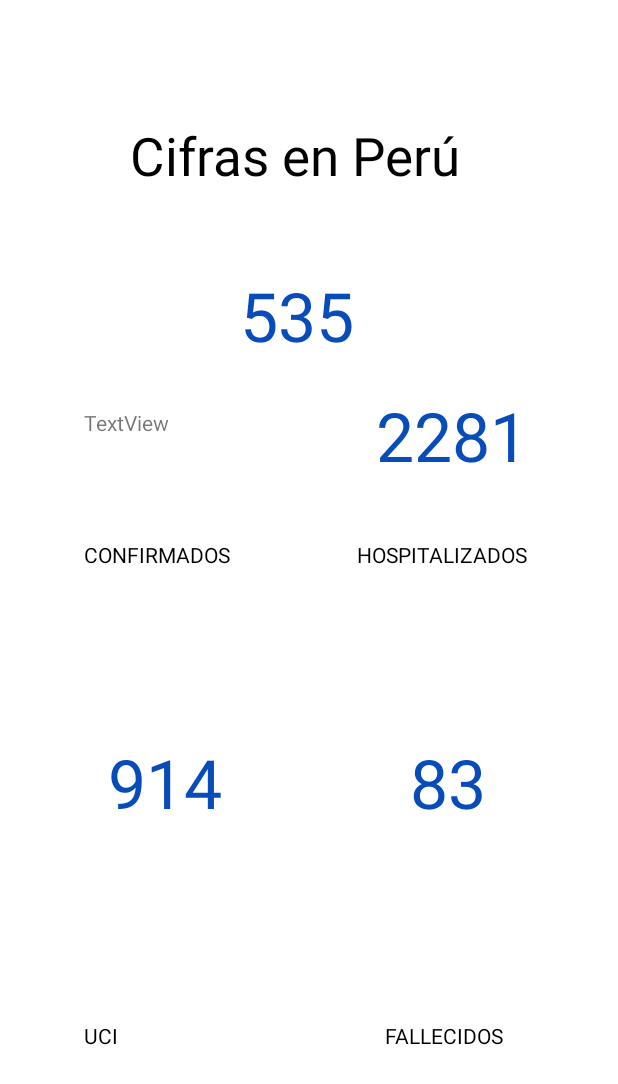
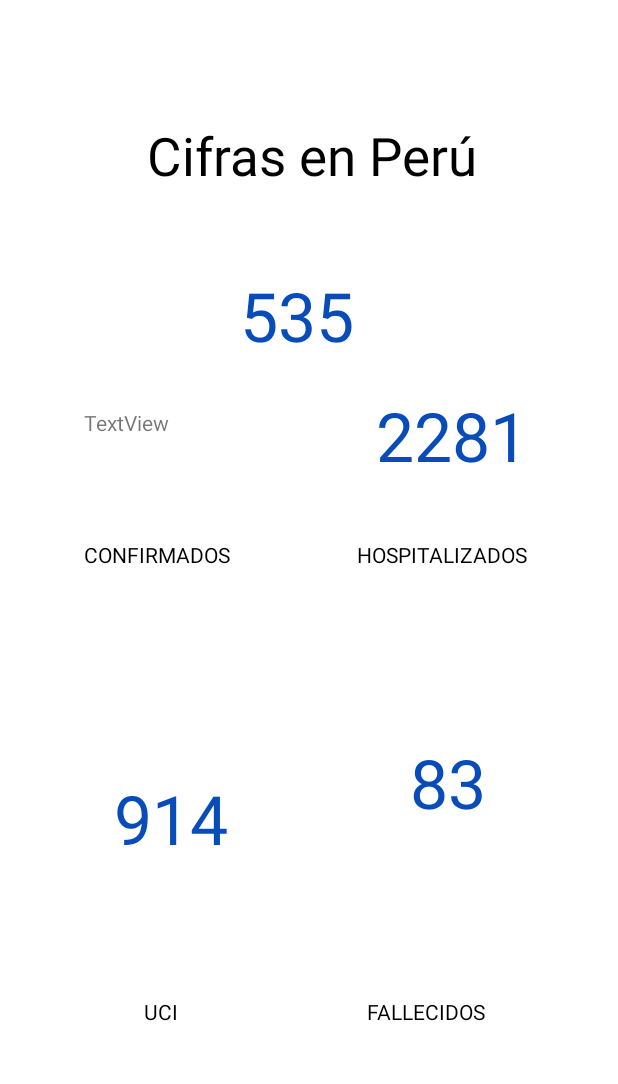
Before and after one commit to DiegoTorrePerez/ProyectoCvd, an Android app: the Estadistica screen opened directly, with no data from a screen before it, on a phone screen of 412 x 824 dp. Shown: the top 1084 px of the screen. Run offline under Robolectric (Android 15) with nearby library versions, the phone set to English and light mode, and no system bars; our stand-ins replace Volley; network calls fail.

Commit message:
2 servicios funcionando

```diff
--- a/app/src/main/AndroidManifest.xml
+++ b/app/src/main/AndroidManifest.xml
@@ -49,7 +49,9 @@
             android:label="@string/title_activity_mapa" />
         <activity android:name=".Consejos" />
         <activity android:name=".LlamadaEmergencia" />
-        <activity android:name=".Estadistica" />
+        <activity android:name=".Estadistica">
+
+    </activity>
         <activity android:name=".MisSintomas" />
         <activity android:name=".MiEstado" />
         <activity android:name=".ActRegistro"></activity>
--- a/app/src/main/java/com/test/proyectocvd/Estadistica.java
+++ b/app/src/main/java/com/test/proyectocvd/Estadistica.java
@@ -3,7 +3,9 @@ package com.test.proyectocvd;
 import androidx.appcompat.app.AppCompatActivity;
 
 import android.content.Intent;
+import android.content.SharedPreferences;
 import android.os.Bundle;
+import android.view.View;
 import android.widget.TextView;
 import android.widget.Toast;
 
@@ -12,6 +14,7 @@ import com.android.volley.Request;
 import com.android.volley.RequestQueue;
 import com.android.volley.Response;
 import com.android.volley.VolleyError;
+import com.android.volley.toolbox.JsonObjectRequest;
 import com.android.volley.toolbox.StringRequest;
 import com.android.volley.toolbox.Volley;
 
@@ -27,21 +30,41 @@ import java.util.Map;
 public class Estadistica extends AppCompatActivity {
 
 
-    TextView txtTamizados, txtConfirmados, txtHospitalizados, txtUci, TxtFallecidos;
+    TextView txtTamizados, txtConfirmados, txtHospitalizados, txtUci, txtFallecidos;
+    RequestQueue queue;
     @Override
     protected void onCreate(Bundle savedInstanceState) {
         super.onCreate(savedInstanceState);
         setContentView(R.layout.activity_estadistica);
-        asignarReferencia();
+        txtTamizados = findViewById(R.id.txtTamizados);
+        queue = Volley.newRequestQueue(this);
+        obtenerDatosVolley();
+
     }
+    public void obtenerDatosVolley() {
+        JsonObjectRequest request = new JsonObjectRequest(Request.Method.GET, "http://dchang.atwebpages.com/index.php/estadistica", null, new Response.Listener<JSONObject>() {
+            @Override
+            public void onResponse(JSONObject response) {
+                try {
+                    JSONArray mJsonArray = response.getJSONArray(null);
+                    for (int i=0;i<mJsonArray.length();i++){
+                        JSONObject mJsonObject = mJsonArray.getJSONObject(i);
+                        String fecha = mJsonObject.getString("fecha");
+                        Toast.makeText(Estadistica.this,"fecha: "+ fecha, Toast.LENGTH_LONG).show();
 
-    private void asignarReferencia() {
-        txtTamizados = findViewById(R.id.txtTamizados);
-        txtConfirmados = findViewById(R.id.txtConfirmados);
-        txtHospitalizados = findViewById(R.id.txtHospitalizados);
-        txtUci = findViewById(R.id.txtHospitalizados);
-        txtHospitalizados = findViewById(R.id.txtHospitalizados);
+                    }
+                } catch (JSONException e){
+                    e.printStackTrace();
+                    Toast.makeText(Estadistica.this,"error2 ", Toast.LENGTH_LONG).show();
+
+                }
+            }
+        }, new Response.ErrorListener() {
+            @Override
+            public void onErrorResponse(VolleyError error) {
+                Toast.makeText(Estadistica.this,"error3 ", Toast.LENGTH_LONG).show();
+            }
+        });
+        queue.add(request);
     }
-
-
 }
--- a/app/src/main/java/com/test/proyectocvd/Login.java
+++ b/app/src/main/java/com/test/proyectocvd/Login.java
@@ -50,22 +50,7 @@ public class Login extends AppCompatActivity {
         txtContraseña = findViewById(R.id.txtContraseña);
         btnIngresar = findViewById(R.id.btnIngresar);
         txtola = findViewById(R.id.txtola);
-        btnIngresar.setOnClickListener(new View.OnClickListener(){
 
-            @Override
-            public void onClick(View v) {
-                String documento;
-                documento = txtDocumento.getText().toString();
-                md5 encryption = new md5(txtContraseña.getText().toString());
-                String a = encryption.getEncryption();
-                txtola.setText(a);
-                if(!documento.isEmpty() && !a.isEmpty()){
-                    validarUsuario("http://dchang.atwebpages.com/index.php/loginCV19");
-                }else{
-                    Toast.makeText(Login.this,"Los campos no pueden ser nulos",Toast.LENGTH_LONG).show();
-                }
-            }
-        });
         btnIngresar.setOnClickListener(new View.OnClickListener(){
 
             @Override
--- a/app/src/main/res/layout/activity_estadistica.xml
+++ b/app/src/main/res/layout/activity_estadistica.xml
@@ -17,7 +17,7 @@
 
         android:textSize="35sp"
         app:layout_constraintEnd_toEndOf="parent"
-        app:layout_constraintHorizontal_bias="0.609"
+        app:layout_constraintHorizontal_bias="0.691"
         app:layout_constraintStart_toStartOf="parent"
         app:layout_constraintTop_toTopOf="parent" />
 
@@ -51,9 +51,9 @@
         android:id="@+id/textView27"
         android:layout_width="wrap_content"
         android:layout_height="wrap_content"
-        android:layout_marginStart="56dp"
-        android:layout_marginLeft="56dp"
-        android:layout_marginBottom="124dp"
+        android:layout_marginStart="96dp"
+        android:layout_marginLeft="96dp"
+        android:layout_marginBottom="140dp"
         android:text="UCI"
         android:textColor="#000000"
 
@@ -64,9 +64,9 @@
         android:id="@+id/textView28"
         android:layout_width="wrap_content"
         android:layout_height="wrap_content"
-        android:layout_marginEnd="76dp"
-        android:layout_marginRight="76dp"
-        android:layout_marginBottom="124dp"
+        android:layout_marginEnd="88dp"
+        android:layout_marginRight="88dp"
+        android:layout_marginBottom="140dp"
         android:text="FALLECIDOS"
         android:textColor="#000000"
 
@@ -117,9 +117,9 @@
         android:id="@+id/txtUci"
         android:layout_width="wrap_content"
         android:layout_height="wrap_content"
-        android:layout_marginStart="72dp"
-        android:layout_marginLeft="72dp"
-        android:layout_marginTop="112dp"
+        android:layout_marginStart="76dp"
+        android:layout_marginLeft="76dp"
+        android:layout_marginTop="136dp"
         android:text="914"
         android:textColor="#074CB9"
         android:textSize="45sp"
```
